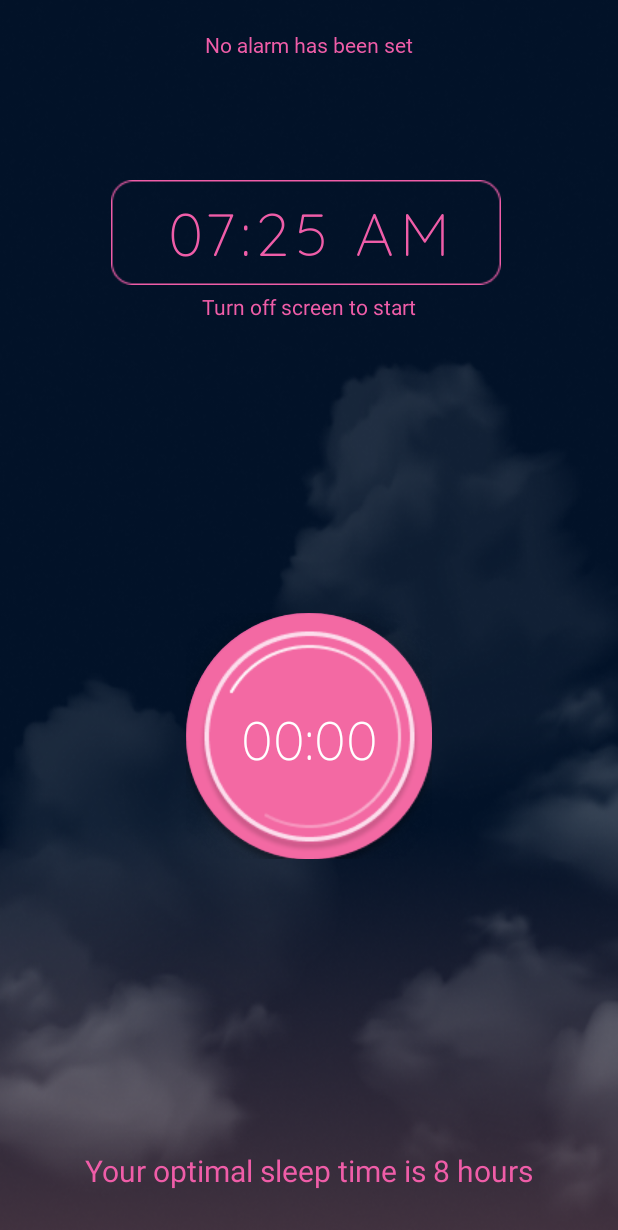
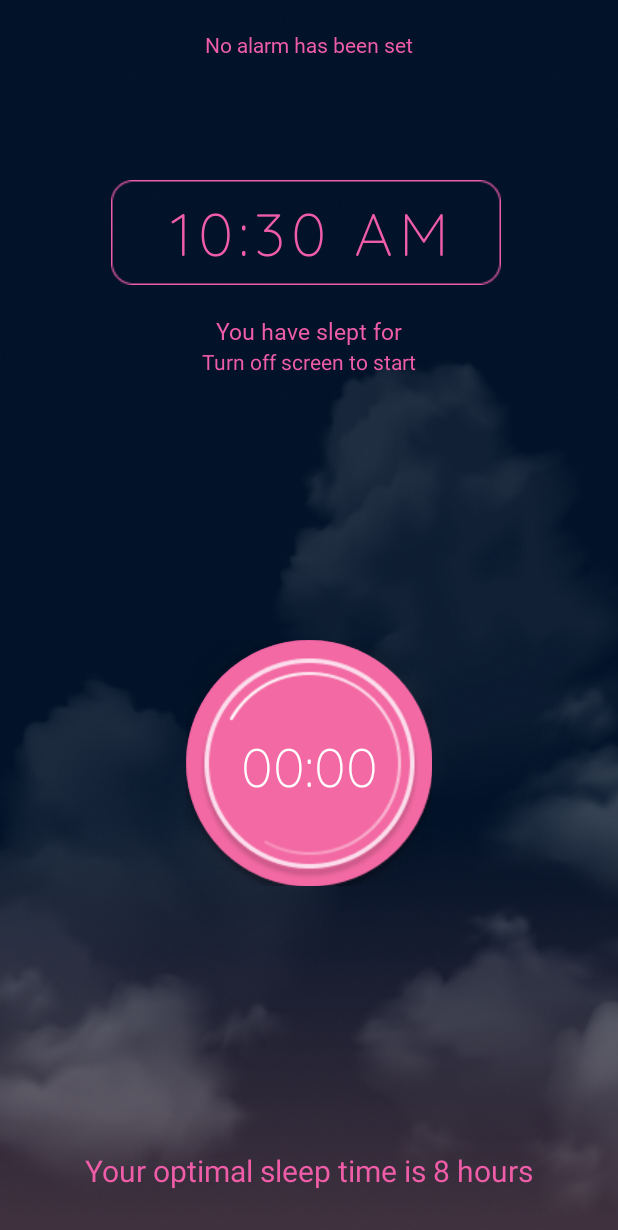
Before and after one commit to marvel-natanael/SleepTracker, an Android app: the layout activity_main.xml on its own in the app's theme, with its tools: preview values and no code run, on a phone screen of 412 x 824 dp. Shown: the top 1230 px of the screen. Run offline under Robolectric (Android 15) with nearby library versions, the phone set to English and light mode, and no system bars.

Commit message:
added wake up time calculation

```diff
--- a/app/src/main/java/com/example/sleeptracker/MainActivityViewModel.kt
+++ b/app/src/main/java/com/example/sleeptracker/MainActivityViewModel.kt
@@ -10,7 +10,7 @@ import androidx.lifecycle.Transformations
 import androidx.lifecycle.ViewModel
 
 class MainActivityViewModel : ViewModel() {
-    private val currentTime = MutableLiveData<Long>()
+    val currentTime = MutableLiveData<Long>()
     private var chronometerPausedTime: Long = 0
 
     var resultString = "x"
--- a/app/src/main/res/layout/activity_main.xml
+++ b/app/src/main/res/layout/activity_main.xml
@@ -34,7 +34,8 @@
             android:src="@drawable/garis_jam"
             android:contentDescription="@string/garis_jam" />
 
-        <TextView
+        <DigitalClock
+            android:id="@+id/currentTime"
             android:layout_width="253dp"
             android:layout_height="64dp"
             android:layout_margin="5dp"
@@ -48,7 +49,6 @@
 
     <TextView
         android:id="@+id/textView"
-        android:visibility="gone"
         android:layout_width="wrap_content"
         android:layout_height="wrap_content"
         android:fontFamily="@font/mplusbold"
@@ -84,20 +84,6 @@
         app:layout_constraintBottom_toTopOf="@id/textView3"
         android:contentDescription="@string/tombol_sleep" />
 
-    <TextView
-        android:id="@+id/sleeping"
-        android:layout_width="wrap_content"
-        android:layout_height="wrap_content"
-        android:fontFamily="@font/mplusbold"
-        android:text="@string/sleep"
-        android:textColor="@color/white"
-        android:textSize="36sp"
-        app:layout_constraintBottom_toBottomOf="@+id/alarmButton"
-        app:layout_constraintEnd_toEndOf="@+id/alarmButton"
-        app:layout_constraintStart_toStartOf="@+id/alarmButton"
-        app:layout_constraintTop_toTopOf="@+id/alarmButton"
-        android:visibility="gone"/>
-
 <!--    ini tampilan setelah di klik-->
 
     <Chronometer
--- a/app/src/main/res/layout/alert_dialog_result.xml
+++ b/app/src/main/res/layout/alert_dialog_result.xml
@@ -5,7 +5,6 @@
     xmlns:app="http://schemas.android.com/apk/res-auto"
     app:cardCornerRadius="12dp"
     android:elevation="4dp"
-    xmlns:tools="http://schemas.android.com/tools"
     android:backgroundTint="@color/cardview_light_background"
     app:cardElevation="4dp">
 
@@ -33,6 +32,7 @@
             android:textColor="@color/design_default_color_primary"
             android:textSize="16sp"
             app:layout_constraintStart_toStartOf="parent"
+            app:layout_constraintEnd_toEndOf="parent"
             app:layout_constraintTop_toBottomOf="@+id/image"
             android:layout_marginTop="16dp"/>
 
--- a/app/src/main/res/values/strings.xml
+++ b/app/src/main/res/values/strings.xml
@@ -19,4 +19,5 @@
     <string name="title_settings">Settings</string>
     <string name="close">Close</string>
     <string name="result_cukup">\"Sepertinya kamu semangat ya hari ini. Kamu sudah siap untuk mengikuti kegiatan apapun! \"</string>
+    <string name="wake_up_text">You should wake up at</string>
 </resources>
```
Also changed, not shown: app/src/main/java/com/example/sleeptracker/MainActivity.kt (+22 -4 lines).
